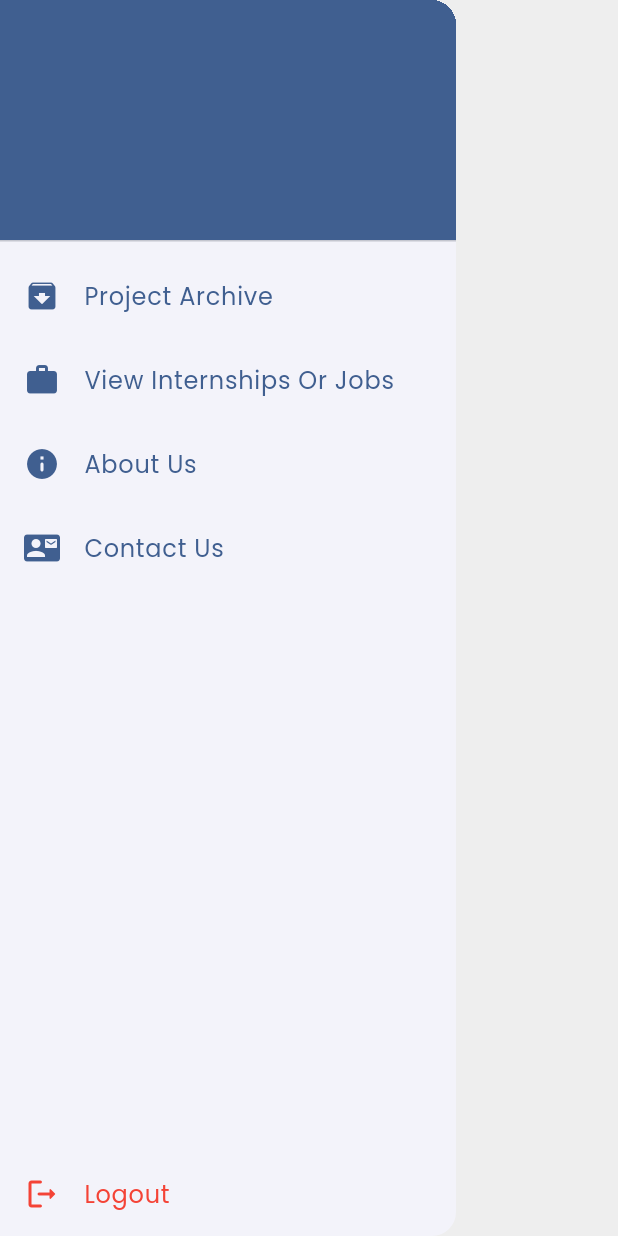
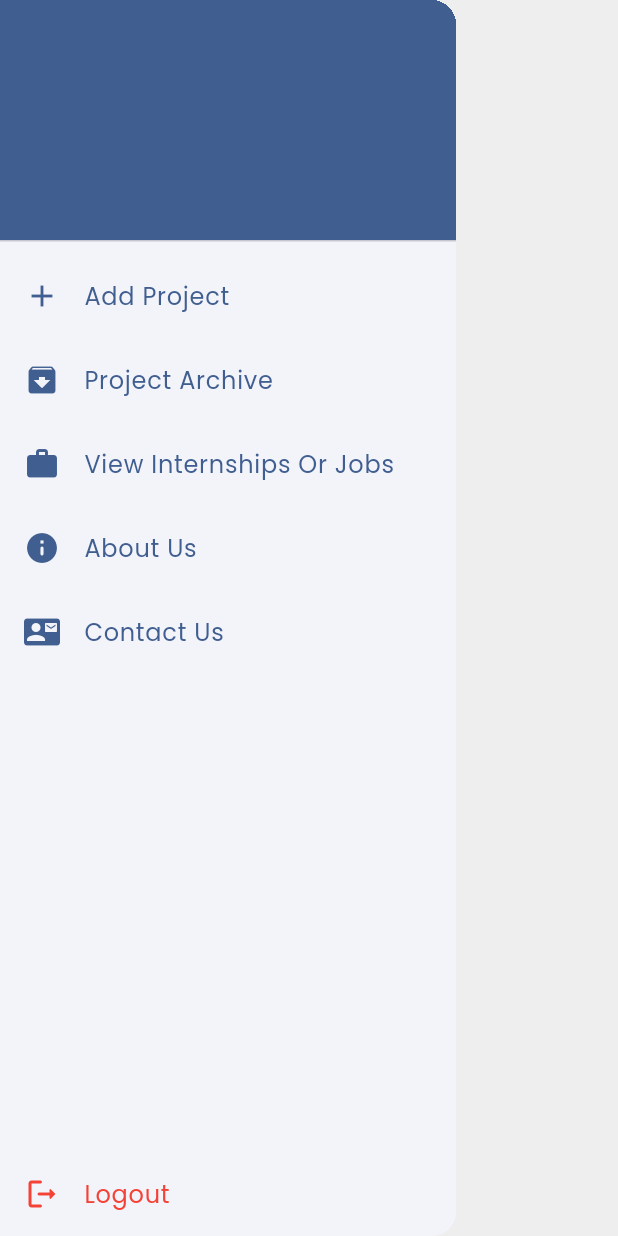
Before and after one commit to dojjo-corp/gisty, a Flutter app: the MyDrawer widget shown alone on an empty page, opened directly, on a phone screen of 412 x 824 dp. Run offline on Flutter 3.47's test engine with Material 2 defaults, Android fonts, the phone set to English and light mode, and no system bars; our stand-ins replace cloud_firestore, firebase_auth, firebase_core, google_fonts, google_nav_bar; accounts and stored records are empty; network calls fail.

Commit message:
minor edit

```diff
--- a/lib/authentication/components/custom_back_button.dart
+++ b/lib/authentication/components/custom_back_button.dart
@@ -8,6 +8,7 @@ class MyBackButton extends StatelessWidget {
     return GestureDetector(
       onTap: () => Navigator.of(context).pop(),
       child: Container(
+        constraints: BoxConstraints(maxHeight: 40, maxWidth: 40),
         height: 40,
         width: 40,
         decoration: BoxDecoration(
--- a/lib/authentication/components/drawer.dart
+++ b/lib/authentication/components/drawer.dart
@@ -30,6 +30,23 @@ class MyDrawer extends StatelessWidget {
                 ),
                 decoration: BoxDecoration(
                   color: Theme.of(context).primaryColor,
+                ),
+              ),
+              GestureDetector(
+                onTap: () {
+                  // Navigate to project archive
+                  Navigator.popAndPushNamed(context, '/add-project');
+                },
+                child: ListTile(
+                  leading: Icon(
+                    Icons.add,
+                    color: Theme.of(context).primaryColor,
+                  ),
+                  title: Text(
+                    'Add Project',
+                    style: GoogleFonts.poppins(
+                        color: Theme.of(context).primaryColor),
+                  ),
                 ),
               ),
               GestureDetector(
```
Also changed, not shown: lib/authentication/components/greetings.dart (deleted, +0 -27 lines), lib/authentication/pages/account_page.dart (+6 -3 lines), lib/authentication/pages/login.dart (+9 -5 lines), lib/authentication/pages/phone_number.dart (+32 -8 lines), 1 other file.
